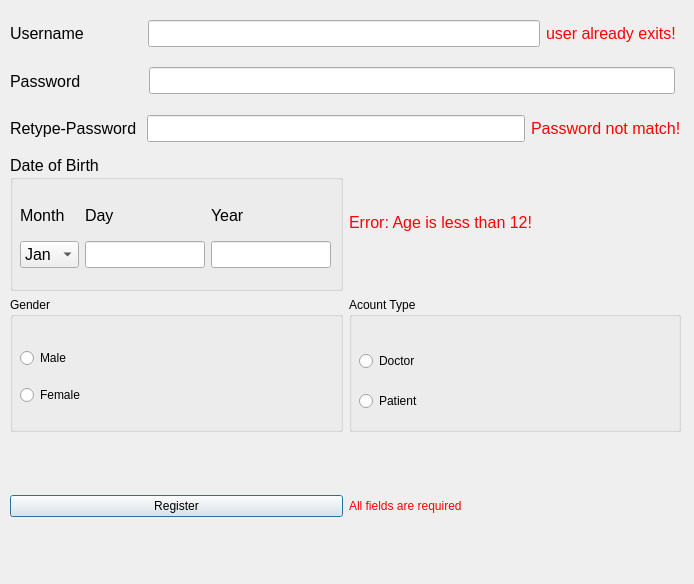
This is registerwindow.ui in Moaz-Allam-Flutter/Hospital_System as Qt 5 draws it before an edit. The edited form follows.
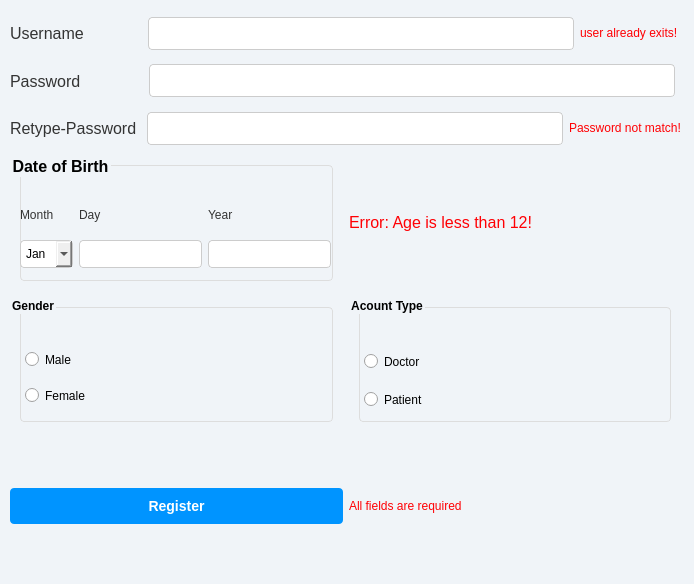
This is the edited form.

Commit message: Changing the ui style and adding appointment booking form

Patch:
```diff
--- a/registerwindow.ui
+++ b/registerwindow.ui
@@ -13,6 +13,80 @@
   <property name="windowTitle">
    <string>Dialog</string>
   </property>
+  <property name="styleSheet">
+   <string notr="true">QDialog {
+    background-color: #f0f4f8;
+    font-family: 'Arial', sans-serif;
+    font-size: 14px;
+}
+
+QLabel {
+    color: #333;
+}
+
+QLineEdit {
+    padding: 5px;
+    border: 1px solid #ccc;
+    border-radius: 4px;
+}
+
+QLineEdit:focus {
+    border-color: #0094ff;
+    box-shadow: 0 0 5px rgba(0, 148, 255, 0.5);
+}
+
+QPushButton {
+    background-color: #0094ff;
+    color: #fff;
+    padding: 10px 15px;
+    border: none;
+    border-radius: 4px;
+    font-size: 14px;
+    font-weight: bold;
+}
+
+QPushButton:hover {
+    background-color: #007acc;
+}
+
+QGroupBox {
+    font-weight: bold;
+    border: 1px solid #ddd;
+    border-radius: 4px;
+    padding: 10px;
+}
+
+QRadioButton {
+    margin-left: 5px;
+}
+
+QComboBox {
+    padding: 5px;
+    border: 1px solid #ccc;
+    border-radius: 4px;
+}
+
+QComboBox:focus {
+    border-color: #0094ff;
+    box-shadow: 0 0 5px rgba(0, 148, 255, 0.5);
+}
+
+QLabel#error,
+QLabel#labelUsernameError,
+QLabel#labelPasswordError,
+QLabel#labelRetypeError,
+QLabel#labelAgeError {
+    color: #ff0004;
+    font-size: 12px;
+}
+
+QGroupBox#groupBoxDate,
+QGroupBox#groupBoxGender,
+QGroupBox#groupBoxType {
+    margin: 10px;
+}
+</string>
+  </property>
   <widget class="QWidget" name="layoutWidget">
    <property name="geometry">
     <rect>
@@ -52,7 +126,7 @@
          <widget class="QLabel" name="labelUsernameError">
           <property name="font">
            <font>
-            <pointsize>12</pointsize>
+            <pointsize>-1</pointsize>
            </font>
           </property>
           <property name="text">
@@ -132,7 +206,7 @@
          <widget class="QLabel" name="labelRetypeError">
           <property name="font">
            <font>
-            <pointsize>12</pointsize>
+            <pointsize>-1</pointsize>
            </font>
           </property>
           <property name="text">
@@ -151,6 +225,7 @@
         <property name="font">
          <font>
           <pointsize>12</pointsize>
+          <bold>true</bold>
          </font>
         </property>
         <property name="title">
```
Left out of the diff: 4 changed lines with no effect on the pictures. The commit also changes 8 other files.
